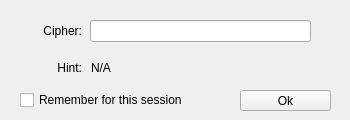
Qt form src/ui/wizusercipherform.ui (WizTeam/WizQTClient) before a commit.
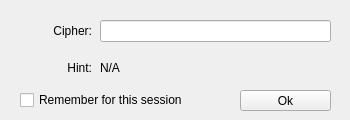
The same form after that commit.

Commit message: v1.2 build fix for ubuntu

What changed in the file:
```diff
--- a/src/ui/wizusercipherform.ui
+++ b/src/ui/wizusercipherform.ui
@@ -18,7 +18,7 @@
     <rect>
      <x>11</x>
      <y>20</y>
-     <width>71</width>
+     <width>81</width>
      <height>21</height>
     </rect>
    </property>
@@ -32,9 +32,9 @@
   <widget class="QLineEdit" name="editUserCipher">
    <property name="geometry">
     <rect>
-     <x>90</x>
+     <x>100</x>
      <y>20</y>
-     <width>221</width>
+     <width>231</width>
      <height>22</height>
     </rect>
    </property>
@@ -57,7 +57,7 @@
     <rect>
      <x>11</x>
      <y>60</y>
-     <width>71</width>
+     <width>81</width>
      <height>16</height>
     </rect>
    </property>
@@ -71,9 +71,9 @@
   <widget class="QLabel" name="labelHint">
    <property name="geometry">
     <rect>
-     <x>91</x>
+     <x>100</x>
      <y>60</y>
-     <width>221</width>
+     <width>231</width>
      <height>16</height>
     </rect>
    </property>
```
The commit also changes 2 other files.
